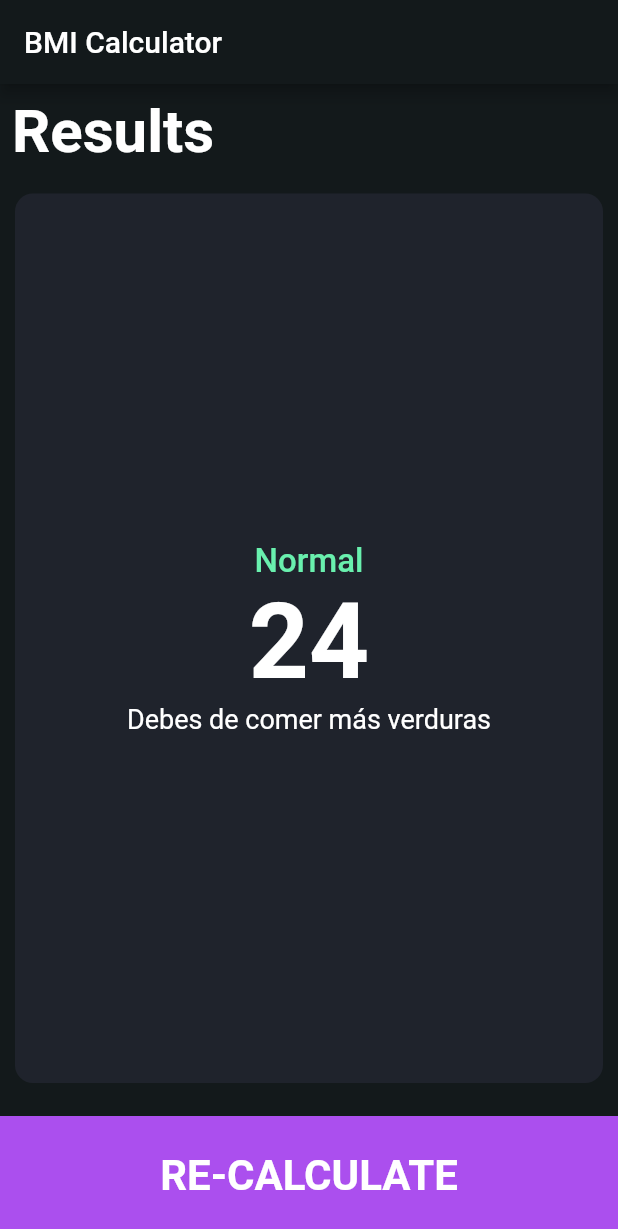
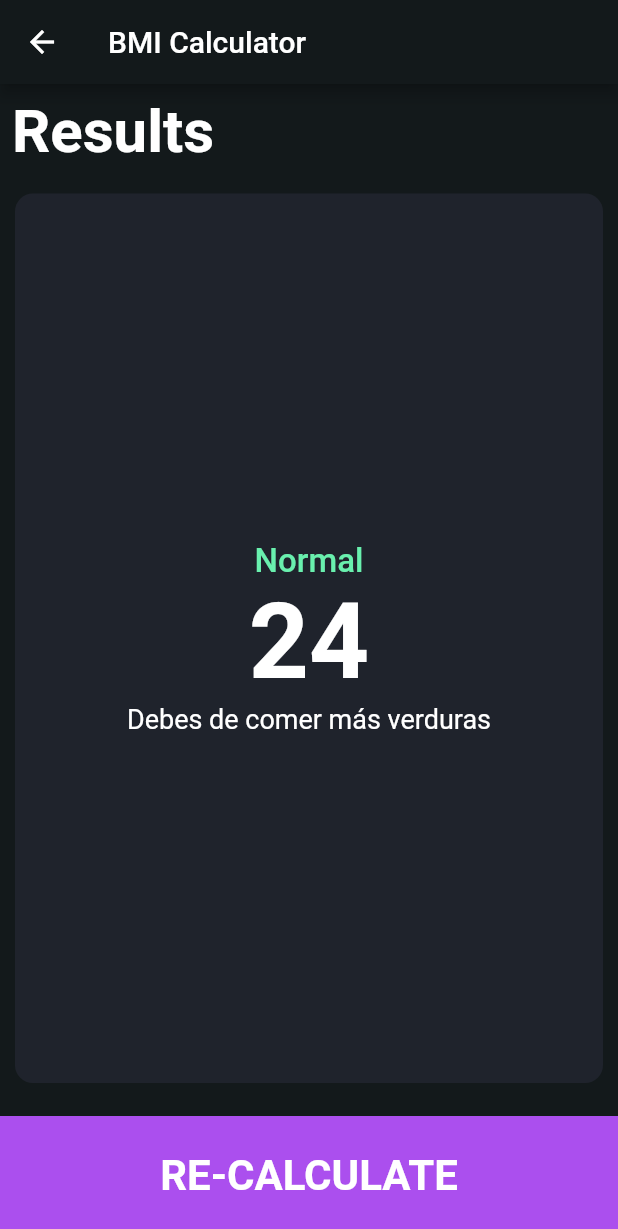
Before and after one commit to eeBarrionuevo/flutter_codigo5_bmi, a Flutter app: the ResultPage screen opened directly, on a phone screen of 412 x 824 dp. Shown: the top 1229 px of the screen. Run offline on Flutter 3.47's test engine with Material 2 defaults, Android fonts, the phone set to English and light mode, and no system bars; our stand-ins replace font_awesome_flutter.

Commit message:
ResultPage 4

```diff
--- a/lib/main.dart
+++ b/lib/main.dart
@@ -30,7 +30,7 @@ class MyApp extends StatelessWidget {
           overlayColor: kPrimaryColor.withOpacity(0.25),
         ),
       ),
-      home: ResultPage(),
+      home: InputPage(),
     );
   }
 }
--- a/lib/pages/input_page.dart
+++ b/lib/pages/input_page.dart
@@ -1,4 +1,5 @@
 import 'package:flutter/material.dart';
+import 'package:flutter_codigo5_bmi/pages/result_page.dart';
 import 'package:flutter_codigo5_bmi/widgets.dart';
 import 'package:font_awesome_flutter/font_awesome_flutter.dart';
 
@@ -219,6 +220,9 @@ class _InputPageState extends State<InputPage> {
           //Botón
           NavigatorButton(
             text: "CALCULATE",
+            onTap: (){
+              Navigator.push(context, MaterialPageRoute(builder: (context) => ResultPage()));
+            },
           ),
         ],
       ),
--- a/lib/pages/result_page.dart
+++ b/lib/pages/result_page.dart
@@ -32,7 +32,7 @@ class ResultPage extends StatelessWidget {
                   Text(
                     "Normal",
                     textAlign: TextAlign.center,
-                    style: TextStyle(
+                    style: const TextStyle(
                       fontSize: 22.0,
                       fontWeight: FontWeight.w500,
                       color: Colors.greenAccent,
@@ -41,7 +41,7 @@ class ResultPage extends StatelessWidget {
                   Text(
                     "24",
                     textAlign: TextAlign.center,
-                    style: TextStyle(
+                    style: const TextStyle(
                       fontSize: 70.0,
                       fontWeight: FontWeight.bold,
                     ),
@@ -49,7 +49,7 @@ class ResultPage extends StatelessWidget {
                   Text(
                     "Debes de comer más verduras",
                     textAlign: TextAlign.center,
-                    style: TextStyle(
+                    style: const TextStyle(
                       fontSize: 18.0,
                       fontWeight: FontWeight.w400,
                     ),
@@ -61,6 +61,9 @@ class ResultPage extends StatelessWidget {
           ),
           NavigatorButton(
             text: "RE-CALCULATE",
+            onTap: (){
+              Navigator.pop(context);
+            },
           ),
         ],
       ),
--- a/lib/widgets.dart
+++ b/lib/widgets.dart
@@ -88,12 +88,16 @@ class InputIconButton extends StatelessWidget {
 class NavigatorButton extends StatelessWidget {
 
   String text;
-
-  NavigatorButton({required this.text,});
+  Function onTap;
+  NavigatorButton({required this.text, required this.onTap});
 
   @override
   Widget build(BuildContext context) {
-    return Container(
+    return GestureDetector(
+      onTap: (){
+        onTap();
+      },
+      child: Container(
         height: 80.0,
         width: double.infinity,
         margin: const EdgeInsets.only(top: 12.0),
@@ -106,6 +110,7 @@ class NavigatorButton extends StatelessWidget {
             fontWeight: FontWeight.bold,
           ),
         ),
+      ),
     );
   }
 }
```
Lines whose indentation alone changed are shown as unchanged.
